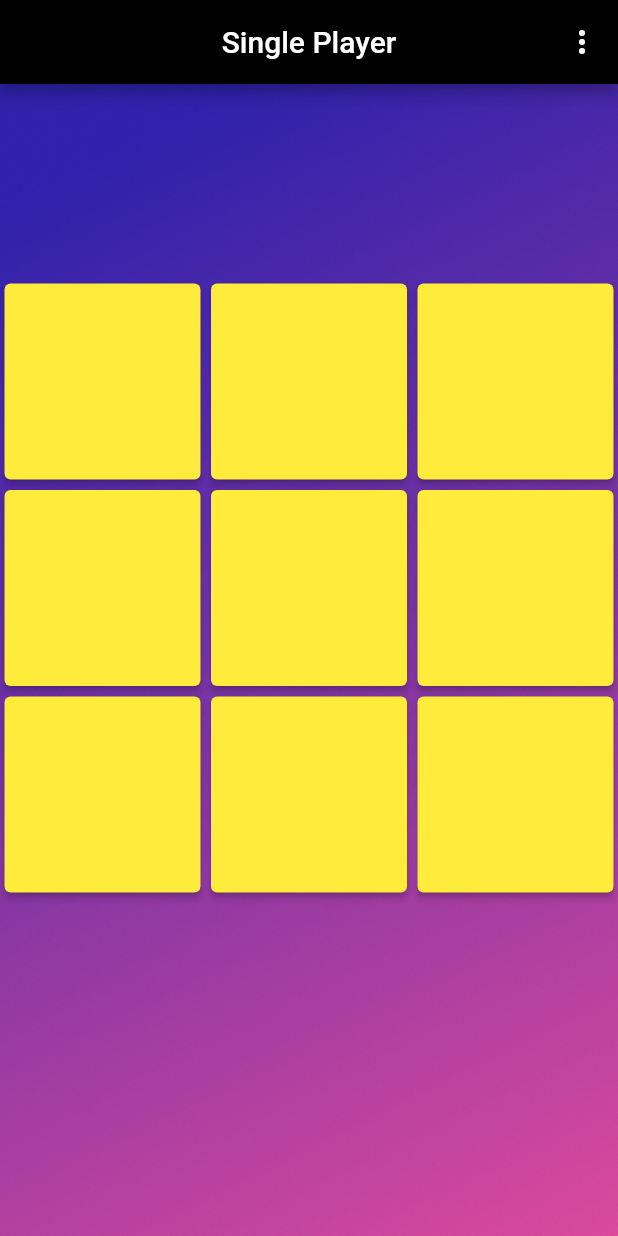
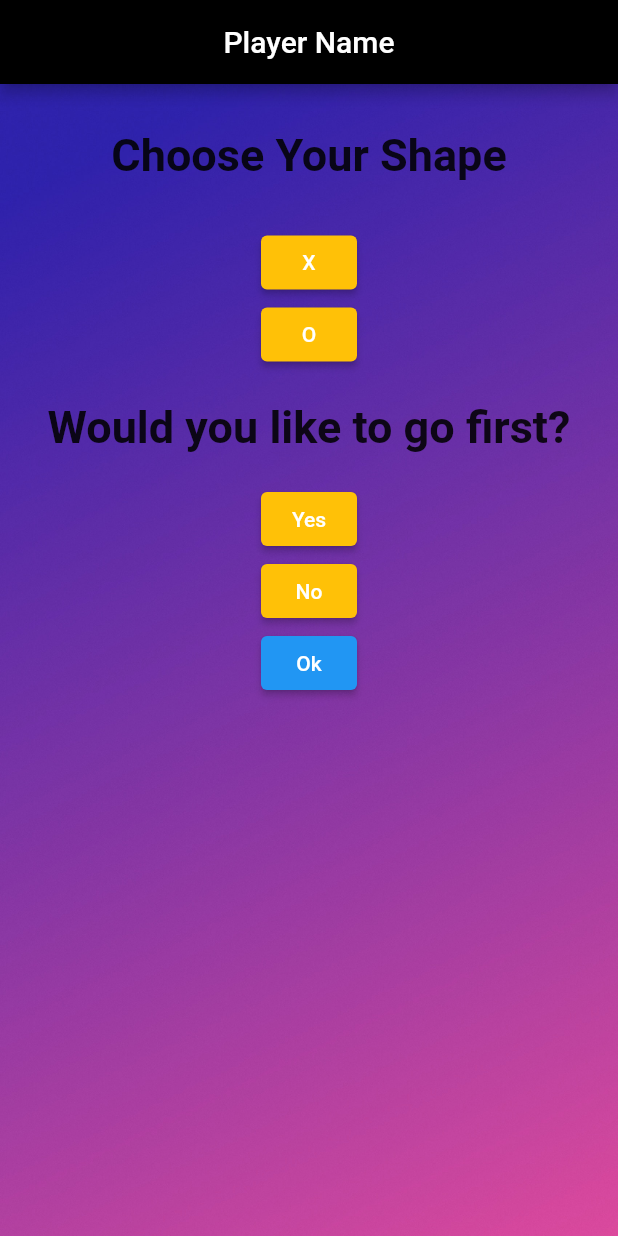
Before and after one commit to parthb83/tic_tac_toe, a Flutter app: the screen it shows after launch, after a tap on "Single Player", on a phone screen of 412 x 824 dp. Run offline on Flutter 3.47's test engine with Material 2 defaults, Android fonts, the phone set to English and light mode, and no system bars.

Commit message:
Added Choice for single player.

```diff
--- a/lib/home_page.dart
+++ b/lib/home_page.dart
@@ -2,7 +2,7 @@ import 'package:flutter/material.dart';
 
 import './double_player_info.dart';
 
-import './single_player.dart';
+import './single_player_info.dart';
 
 class HomePage extends StatefulWidget {
   HomePage();
@@ -43,7 +43,7 @@ class _HomePageState extends State<HomePage> {
                 Navigator.push(
                   context,
                   MaterialPageRoute(
-                    builder: (context) => SinglePlayer(),
+                    builder: (context) => SinglePlayerInfo(),
                   ),
                 );
               },
--- /dev/null
+++ b/lib/single_player_info.dart
@@ -0,0 +1,160 @@
+import 'package:flutter/material.dart';
+
+import './single_player.dart';
+
+class SinglePlayerInfo extends StatefulWidget {
+  @override
+  State<StatefulWidget> createState() {
+    return _SinglePlayerInfoState();
+  }
+}
+
+class _SinglePlayerInfoState extends State<SinglePlayerInfo> {
+  String humanPlayer = "O";
+  String aiPlayer = "X";
+  bool isFirst = true;
+  bool isPressed1 = false;
+  bool isPressed2 = false;
+  bool isPressed3 = false;
+  bool isPressed4 = false;
+
+  void handle() {}
+
+  @override
+  Widget build(BuildContext context) {
+    return MaterialApp(
+      theme: ThemeData(primaryColor: Colors.black),
+      home: Scaffold(
+        appBar: AppBar(
+          centerTitle: true,
+          title: Text("Player Name"),
+        ),
+        body: Container(
+          width: 1500,
+          height: 2500,
+          decoration: BoxDecoration(
+            image: DecorationImage(
+              image: AssetImage("assets/images/gamebgm3.jpg"),
+              fit: BoxFit.cover,
+            ),
+          ),
+          child: SizedBox(
+            width: 1500,
+            child: Column(
+              crossAxisAlignment: CrossAxisAlignment.center,
+              children: <Widget>[
+                Container(
+                  child: Text(
+                    "Choose Your Shape",
+                    style:
+                        TextStyle(fontSize: 30.0, fontWeight: FontWeight.bold),
+                  ),
+                  padding: EdgeInsets.fromLTRB(0.0, 30.0, 0.0, 30.0),
+                ),
+                Container(
+                  child: ElevatedButton(
+                    style: ElevatedButton.styleFrom(
+                      primary: isPressed1 ? Colors.blue : Colors.amber,
+                    ),
+                    onPressed: () {
+                      setState(
+                        () {
+                          humanPlayer = "X";
+                          aiPlayer = "O";
+                          isPressed1 = true;
+                          if (isPressed2 == true) isPressed2 = false;
+                        },
+                      );
+                    },
+                    child: Text(
+                      "X",
+                    ),
+                  ),
+                ),
+                Container(
+                  child: ElevatedButton(
+                    style: ElevatedButton.styleFrom(
+                      primary: isPressed2 ? Colors.blue : Colors.amber,
+                    ),
+                    onPressed: () {
+                      setState(
+                        () {
+                          humanPlayer = "O";
+                          aiPlayer = "X";
+                          isPressed2 = true;
+                          if (isPressed1 == true) isPressed1 = false;
+                        },
+                      );
+                    },
+                    child: Text(
+                      "O",
+                    ),
+                  ),
+                ),
+                Container(
+                  child: Text(
+                    "Would you like to go first?",
+                    style:
+                        TextStyle(fontSize: 30.0, fontWeight: FontWeight.bold),
+                  ),
+                  padding: EdgeInsets.fromLTRB(0.0, 20.0, 0.0, 20.0),
+                ),
+                Container(
+                  child: ElevatedButton(
+                    style: ElevatedButton.styleFrom(
+                      primary: isPressed3 ? Colors.blue : Colors.amber,
+                    ),
+                    onPressed: () {
+                      setState(
+                        () {
+                          isFirst = true;
+                          isPressed3 = true;
+                          if (isPressed4 == true) isPressed4 = false;
+                        },
+                      );
+                    },
+                    child: Text(
+                      "Yes",
+                    ),
+                  ),
+                ),
+                Container(
+                  child: ElevatedButton(
+                    style: ElevatedButton.styleFrom(
+                      primary: isPressed4 ? Colors.blue : Colors.amber,
+                    ),
+                    onPressed: () {
+                      setState(
+                        () {
+                          isFirst = false;
+                          isPressed4 = true;
+                          if (isPressed3 == true) isPressed3 = false;
+                        },
+                      );
+                    },
+                    child: Text(
+                      "No",
+                    ),
+                  ),
+                ),
+                Container(
+                  child: ElevatedButton(
+                    child: Text("Ok"),
+                    onPressed: () {
+                      Navigator.push(
+                        context,
+                        MaterialPageRoute(
+                            builder: (context) =>
+                                SinglePlayer(humanPlayer, aiPlayer, isFirst)),
+                      );
+                    },
+                  ),
+                ),
+              ],
+            ),
+          ),
+        ),
+      ),
+    );
+  }
+}
```
Also changed, not shown: lib/single_player.dart (+82 -21 lines), lib/single_player_over.dart (+5 -2 lines).
